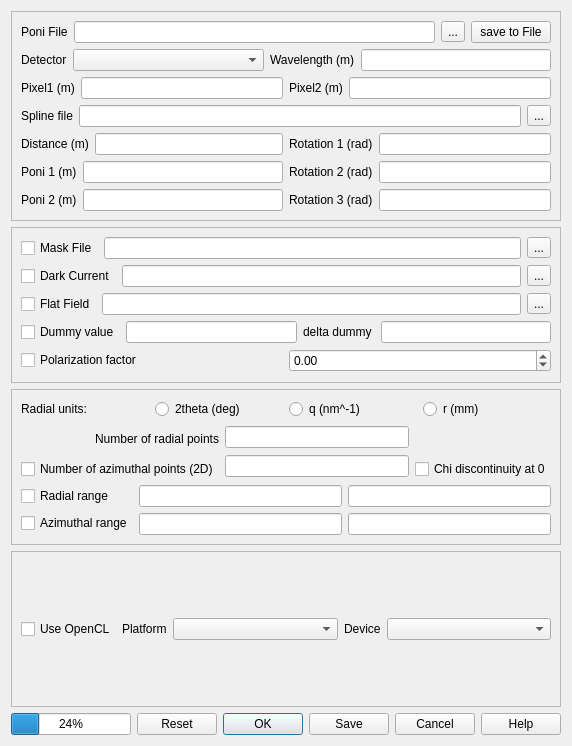
Qt form gui/integration.ui (silx-kit/pyFAI) before a commit.
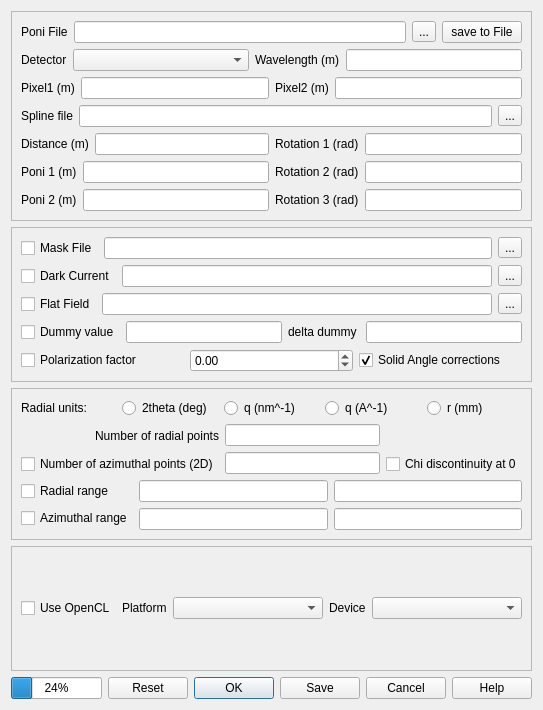
The same form after that commit.

Commit message: New GUI with more options

```diff
--- a/gui/integration.ui
+++ b/gui/integration.ui
@@ -7,8 +7,8 @@
    <rect>
     <x>0</x>
     <y>0</y>
-    <width>572</width>
-    <height>746</height>
+    <width>504</width>
+    <height>710</height>
    </rect>
   </property>
   <property name="windowTitle">
@@ -454,6 +454,19 @@
             </property>
            </widget>
           </item>
+          <item>
+           <widget class="QCheckBox" name="do_solid_angle">
+            <property name="toolTip">
+             <string>Correct solid angle effects</string>
+            </property>
+            <property name="text">
+             <string>Solid Angle corrections</string>
+            </property>
+            <property name="checked">
+             <bool>true</bool>
+            </property>
+           </widget>
+          </item>
          </layout>
         </item>
        </layout>
@@ -467,8 +480,6 @@
        <property name="frameShadow">
         <enum>QFrame::Raised</enum>
        </property>
-       <layout class="QHBoxLayout" name="horizontalLayout_22">
-        <item>
          <layout class="QVBoxLayout" name="verticalLayout_12">
           <item>
            <layout class="QHBoxLayout" name="horizontalLayout_19">
@@ -488,7 +499,7 @@
                <string>2theta (deg)</string>
               </property>
               <attribute name="buttonGroup">
-               <string>buttonGroup</string>
+             <string notr="true">buttonGroup</string>
               </attribute>
              </widget>
             </item>
@@ -501,7 +512,20 @@
                <string>q (nm^-1)</string>
               </property>
               <attribute name="buttonGroup">
-               <string>buttonGroup</string>
+             <string notr="true">buttonGroup</string>
+            </attribute>
+           </widget>
+          </item>
+          <item>
+           <widget class="QRadioButton" name="q_A">
+            <property name="toolTip">
+             <string>Momentum transfer in inverse nanometers</string>
+            </property>
+            <property name="text">
+             <string>q (A^-1)</string>
+            </property>
+            <attribute name="buttonGroup">
+             <string notr="true">buttonGroup</string>
               </attribute>
              </widget>
             </item>
@@ -514,7 +538,7 @@
                <string>r (mm)</string>
               </property>
               <attribute name="buttonGroup">
-               <string>buttonGroup</string>
+             <string notr="true">buttonGroup</string>
               </attribute>
              </widget>
             </item>
@@ -641,8 +665,6 @@
                  <string>Upper azimuthal bound</string>
                 </property>
                </widget>
-              </item>
-             </layout>
             </item>
            </layout>
           </item>
```
Lines whose indentation alone changed are shown as unchanged.
